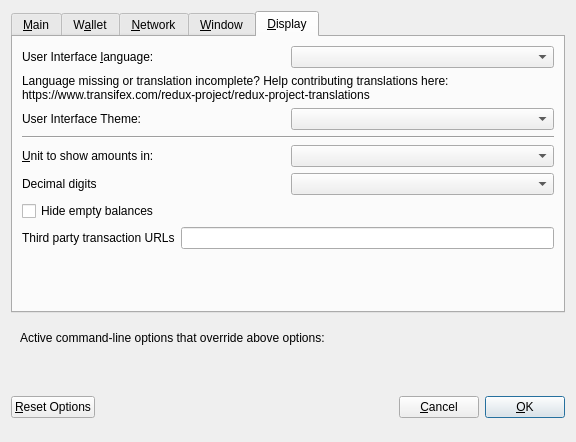
This is src/qt/forms/optionsdialog.ui in sicXnull/test as Qt 5 draws it before an edit. The edited form follows.
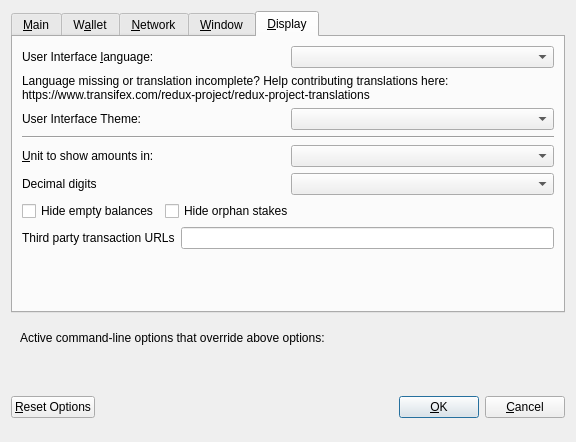
This is the edited form. Custom widgets are drawn as their Qt base class.

Diff of the .ui file:
```diff
--- a/src/qt/forms/optionsdialog.ui
+++ b/src/qt/forms/optionsdialog.ui
@@ -521,7 +521,7 @@
         </widget>
        </item>
        <item>
-        <layout class="QHBoxLayout" name="horizontalLayout_4_Display" stretch="0,0">
+        <layout class="QHBoxLayout" name="horizontalLayout_2_Display" stretch="0,0">
          <item>
           <widget class="QLabel" name="themeLabel">
            <property name="text">
@@ -542,7 +542,7 @@
         </widget>
        </item>
        <item>
-        <layout class="QHBoxLayout" name="horizontalLayout_2_Display">
+        <layout class="QHBoxLayout" name="horizontalLayout_3_Display">
          <item>
           <widget class="QLabel" name="unitLabel">
            <property name="text">
@@ -566,7 +566,7 @@
         </layout>
        </item>
        <item>
-        <layout class="QHBoxLayout" name="horizontalLayout_5_Display">
+        <layout class="QHBoxLayout" name="horizontalLayout_4_Display">
          <item>
           <widget class="QLabel" name="digitsLabel">
            <property name="text">
@@ -580,6 +580,8 @@
         </layout>
        </item>
        <item>
+        <layout class="QHBoxLayout" name="horizontalLayout_5_Display">
+         <item>
         <widget class="QCheckBox" name="checkBoxHideZeroBalances">
          <property name="toolTip">
           <string>Hide empty balances</string>
@@ -593,7 +595,32 @@
         </widget>
        </item>
        <item>
-        <layout class="QHBoxLayout" name="horizontalLayout_3_Display">
+          <widget class="QCheckBox" name="checkBoxHideOrphans">
+           <property name="toolTip">
+            <string>Hide orphan stakes in transaction lists</string>
+           </property>
+           <property name="text">
+            <string>Hide orphan stakes</string>
+           </property>
+          </widget>
+         </item>
+         <item>
+          <spacer name="horizontalSpacer">
+           <property name="orientation">
+            <enum>Qt::Horizontal</enum>
+           </property>
+           <property name="sizeHint" stdset="0">
+            <size>
+             <width>40</width>
+             <height>20</height>
+            </size>
+           </property>
+          </spacer>
+         </item>
+        </layout>
+       </item>
+       <item>
+        <layout class="QHBoxLayout" name="horizontalLayout_6_Display">
          <item>
           <widget class="QLabel" name="thirdPartyTxUrlsLabel">
            <property name="toolTip">
@@ -745,16 +772,6 @@
        </property>
       </spacer>
      </item>
-     <item>
-      <widget class="QPushButton" name="cancelButton">
-       <property name="text">
-        <string>&amp;Cancel</string>
-       </property>
-       <property name="autoDefault">
-        <bool>false</bool>
-       </property>
-      </widget>
-     </item>
      <item>
       <widget class="QPushButton" name="okButton">
        <property name="text">
@@ -768,6 +785,16 @@
        </property>
       </widget>
      </item>
+     <item>
+      <widget class="QPushButton" name="cancelButton">
+       <property name="text">
+        <string>&amp;Cancel</string>
+       </property>
+       <property name="autoDefault">
+        <bool>false</bool>
+       </property>
+      </widget>
+     </item>
     </layout>
    </item>
   </layout>
```
Left out of the diff: 21 changed lines with no effect on the pictures. Lines whose indentation alone changed are shown as unchanged.
